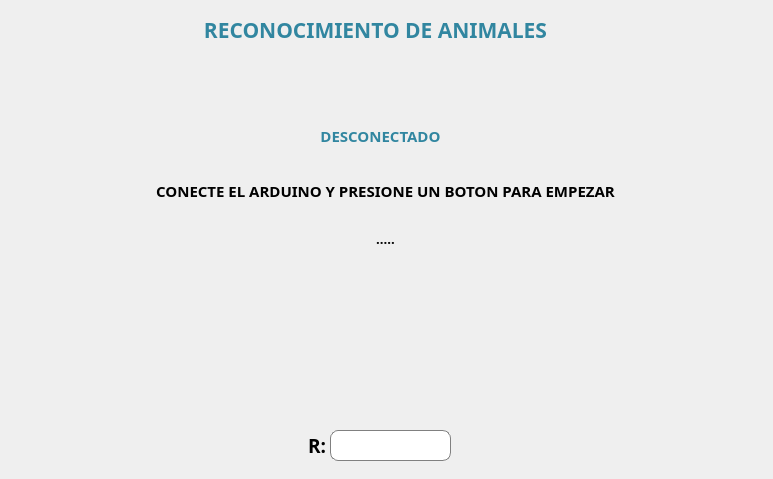
Before: the Qt Designer form main.ui in Leo-Zubiri/Animal-Classification, drawn with Qt 5.
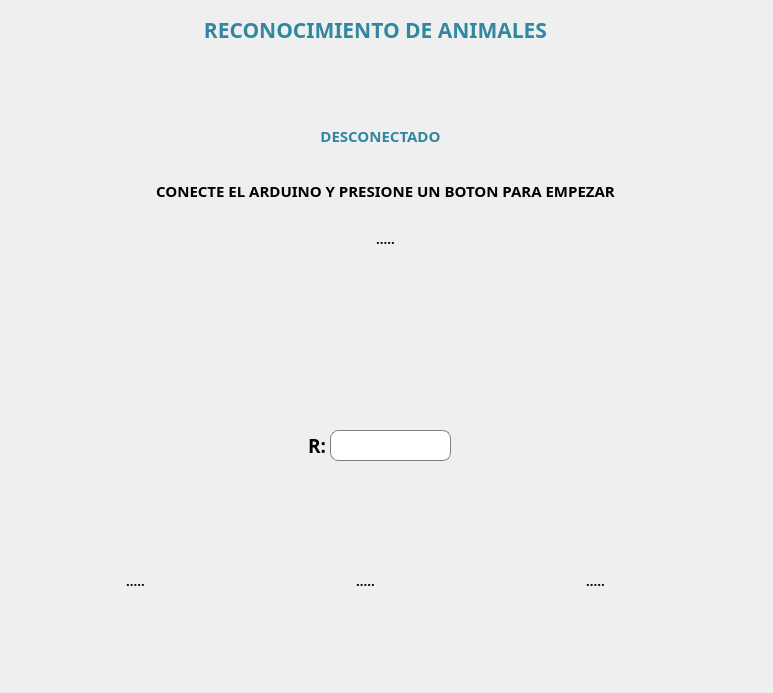
After: the same form once the commit is applied. Icons and pictures are not drawn.

```diff
--- a/main.ui
+++ b/main.ui
@@ -7,7 +7,7 @@
     <x>0</x>
     <y>0</y>
     <width>773</width>
-    <height>479</height>
+    <height>693</height>
    </rect>
   </property>
   <property name="windowTitle">
@@ -262,6 +262,87 @@
      <set>Qt::AlignHCenter|Qt::AlignTop</set>
     </property>
    </widget>
+   <widget class="QLabel" name="image1">
+    <property name="geometry">
+     <rect>
+      <x>20</x>
+      <y>490</y>
+      <width>231</width>
+      <height>181</height>
+     </rect>
+    </property>
+    <property name="font">
+     <font>
+      <family>JetBrains Mono</family>
+      <pointsize>10</pointsize>
+      <weight>75</weight>
+      <bold>true</bold>
+     </font>
+    </property>
+    <property name="styleSheet">
+     <string notr="true">color: #fffff</string>
+    </property>
+    <property name="text">
+     <string>.....</string>
+    </property>
+    <property name="alignment">
+     <set>Qt::AlignCenter</set>
+    </property>
+   </widget>
+   <widget class="QLabel" name="image2">
+    <property name="geometry">
+     <rect>
+      <x>250</x>
+      <y>490</y>
+      <width>231</width>
+      <height>181</height>
+     </rect>
+    </property>
+    <property name="font">
+     <font>
+      <family>JetBrains Mono</family>
+      <pointsize>10</pointsize>
+      <weight>75</weight>
+      <bold>true</bold>
+     </font>
+    </property>
+    <property name="styleSheet">
+     <string notr="true">color: #fffff</string>
+    </property>
+    <property name="text">
+     <string>.....</string>
+    </property>
+    <property name="alignment">
+     <set>Qt::AlignCenter</set>
+    </property>
+   </widget>
+   <widget class="QLabel" name="image3">
+    <property name="geometry">
+     <rect>
+      <x>480</x>
+      <y>490</y>
+      <width>231</width>
+      <height>181</height>
+     </rect>
+    </property>
+    <property name="font">
+     <font>
+      <family>JetBrains Mono</family>
+      <pointsize>10</pointsize>
+      <weight>75</weight>
+      <bold>true</bold>
+     </font>
+    </property>
+    <property name="styleSheet">
+     <string notr="true">color: #fffff</string>
+    </property>
+    <property name="text">
+     <string>.....</string>
+    </property>
+    <property name="alignment">
+     <set>Qt::AlignCenter</set>
+    </property>
+   </widget>
   </widget>
  </widget>
  <resources/>
```
